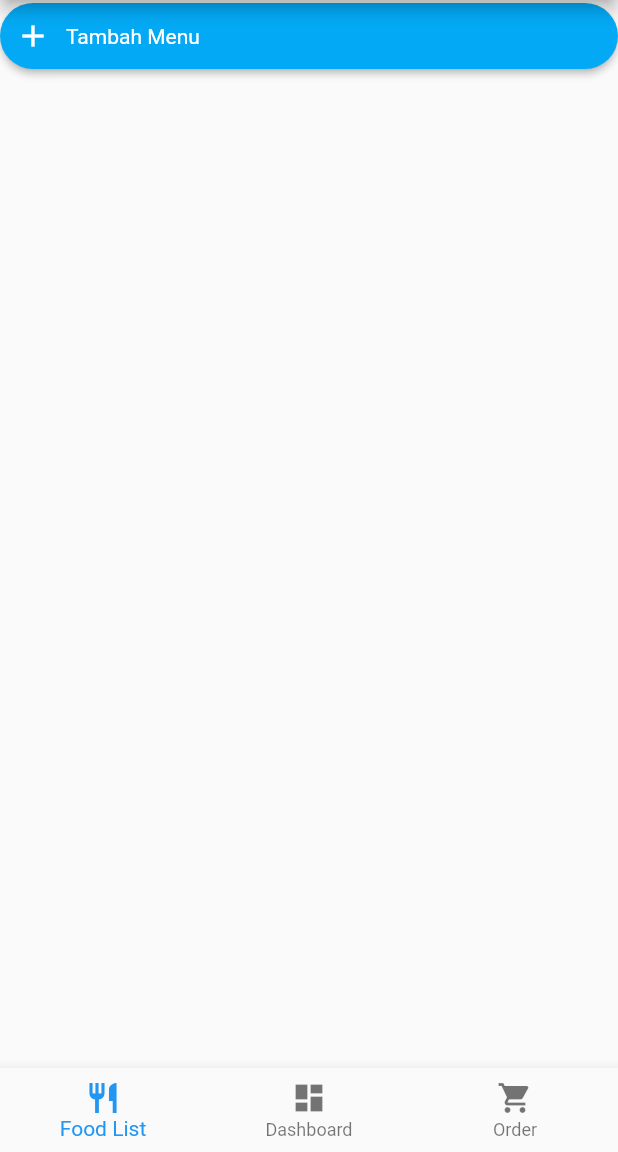
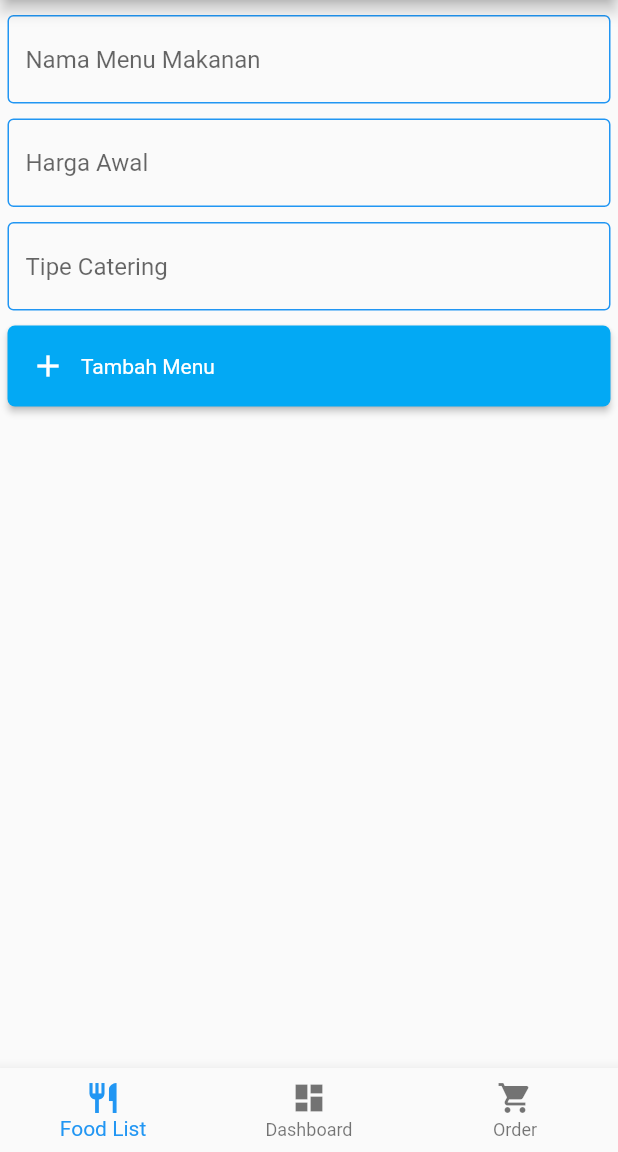
Before and after one commit to bintangursiboro/catering-admin, a Flutter app: the screen it shows after launch, swiped to page 2, on a phone screen of 412 x 824 dp, the part 84-1236 px from its top. Run offline on Flutter 3.47's test engine with Material 2 defaults, Android fonts, the phone set to English and light mode, and no system bars; our stand-ins replace bloc, cloud_firestore, equatable, firebase_messaging, flutter_bloc; accounts and stored records are empty.

Commit message:
Fix MenuMakanan parsing from firestore, Create error state in foodliststate, handle all view in foodlist from error, loading, and loaded

```diff
--- a/lib/page/add_food/add_food.dart
+++ b/lib/page/add_food/add_food.dart
@@ -1,3 +1,4 @@
+import 'package:catering_admin/page/add_food/add_food_view.dart';
 import 'package:flutter/material.dart';
 
 class AddFood extends StatelessWidget {
@@ -9,6 +10,7 @@ class AddFood extends StatelessWidget {
       appBar: AppBar(
         title: Text('Add Food'),
       ),
+      body: AddFoodView(),
     );
   }
 }
--- a/lib/page/admin_menu/dashboard/dashboard_view.dart
+++ b/lib/page/admin_menu/dashboard/dashboard_view.dart
@@ -1,20 +1,71 @@
+import 'package:catering_admin/page/add_food/add_food.dart';
 import 'package:catering_admin/widget/custom_widget.dart';
 import 'package:flutter/material.dart';
 
 class DashboardView extends StatelessWidget {
+  final VoidCallback onPressedTambahMenu;
+
+  DashboardView({
+    this.onPressedTambahMenu,
+  });
+
   @override
   Widget build(BuildContext context) {
     return Container(
+      margin: EdgeInsets.fromLTRB(5, 10, 5, 10),
       height: double.infinity,
       width: double.infinity,
       child: Column(
         children: <Widget>[
+          TextField(
+            decoration: InputDecoration(
+              hintText: 'Nama Menu Makanan',
+              alignLabelWithHint: true,
+              border: OutlineInputBorder(
+                borderSide: BorderSide(color: Colors.lightGreen),
+              ),
+              enabledBorder: OutlineInputBorder(
+                borderSide: BorderSide(color: Colors.blue),
+              ),
+            ),
+          ),
+          SizedBox(
+            height: 10,
+          ),
+          TextField(
+            decoration: InputDecoration(
+              hintText: 'Harga Awal',
+              alignLabelWithHint: true,
+              border: OutlineInputBorder(
+                borderSide: BorderSide(color: Colors.lightGreen),
+              ),
+              enabledBorder: OutlineInputBorder(
+                borderSide: BorderSide(color: Colors.blue),
+              ),
+            ),
+          ),
+          SizedBox(
+            height: 10,
+          ),
+          TextField(
+            decoration: InputDecoration(
+              hintText: 'Tipe Catering',
+              alignLabelWithHint: true,
+              border: OutlineInputBorder(
+                borderSide: BorderSide(color: Colors.lightGreen),
+              ),
+              enabledBorder: OutlineInputBorder(
+                borderSide: BorderSide(color: Colors.blue),
+              ),
+            ),
+          ),
+          SizedBox(
+            height: 10,
+          ),
           Center(
             child: CustomButton(
               buttonText: 'Tambah Menu',
-              onPressed: () {
-                _showBottomSheetAddMenu(context);
-              },
+              onPressed: () {},
             ),
           )
         ],
@@ -22,26 +73,26 @@ class DashboardView extends StatelessWidget {
     );
   }
 
-  void _showBottomSheetAddMenu(BuildContext context) {
-    showModalBottomSheet(
-        context: context,
-        builder: (BuildContext context) {
-          return Container(
-            child: Wrap(
-              children: <Widget>[
-                ListTile(
-                  leading: Icon(Icons.music_note),
-                  title: Text('Music'),
-                  onTap: () {},
-                ),
-                ListTile(
-                  leading: Icon(Icons.videocam),
-                  title: Text('Video'),
-                  onTap: () {},
-                ),
-              ],
-            ),
-          );
-        });
-  }
+  // void _showBottomSheetAddMenu(BuildContext context) {
+  //   showModalBottomSheet(
+  //       context: context,
+  //       builder: (BuildContext context) {
+  //         return Container(
+  //           child: Wrap(
+  //             children: <Widget>[
+  //               ListTile(
+  //                 leading: Icon(Icons.music_note),
+  //                 title: Text('Music'),
+  //                 onTap: () {},
+  //               ),
+  //               ListTile(
+  //                 leading: Icon(Icons.videocam),
+  //                 title: Text('Video'),
+  //                 onTap: () {},
+  //               ),
+  //             ],
+  //           ),
+  //         );
+  //       });
+  // }
 }
--- a/lib/page/admin_menu/food_list/bloc/food_list_bloc.dart
+++ b/lib/page/admin_menu/food_list/bloc/food_list_bloc.dart
@@ -16,7 +16,9 @@ class FoodListBloc extends Bloc<FoodListEvent, FoodListState> {
         yield await foodListService.getFoodList().then((model) {
           return FoodListLoaded(foodListData: model);
         });
-      } catch (e) {}
+      } catch (e) {
+        yield FoodListError();
+      }
     }
   }
 }
--- a/lib/page/admin_menu/food_list/bloc/food_list_state.dart
+++ b/lib/page/admin_menu/food_list/bloc/food_list_state.dart
@@ -13,3 +13,5 @@ class FoodListLoaded extends FoodListState {
 }
 
 class FoodListLoading extends FoodListState {}
+
+class FoodListError extends FoodListState {}
--- a/lib/page/admin_menu/food_list/data/food_list_data.dart
+++ b/lib/page/admin_menu/food_list/data/food_list_data.dart
@@ -5,12 +5,30 @@ class MenuMakanan {
   num id;
   String tipeCatering;
 
+  MenuMakanan({
+    this.namaMakanan,
+    this.fotoMakanan,
+    this.tipeCatering,
+    this.hargaAwal,
+    this.id,
+  });
+
   MenuMakanan.fromJson(Map<String, dynamic> json) {
-    if (json['foto_makanan'] != null) fotoMakanan = json['gambar'] ?? '';
-    if (json['harga_awal'] != null) hargaAwal = json['harga'] ?? 0;
-    if (json['nama_makanan'] != null) namaMakanan = json['nama'] ?? '';
+    if (json['foto_makanan'] != null) fotoMakanan = json['foto_makanan'] ?? '';
+    if (json['harga_awal'] != null) hargaAwal = json['harga_awal'] ?? 0;
+    if (json['nama_makanan'] != null) namaMakanan = json['nama_makanan'] ?? '';
     if (json['id'] != null) id = json['id'] ?? -1;
     if (json['tipe_catering'] != null)
       tipeCatering = json['tipe_catering'] ?? '';
   }
+
+  factory MenuMakanan.parseFromFirestore(Map<String, dynamic> document) {
+    return MenuMakanan(
+      namaMakanan: document['nama_makanan'] ?? '',
+      fotoMakanan: document['foto_makanan'] ?? '',
+      hargaAwal: document['harga_awal'] ?? 0,
+      id: document['id'] ?? -1,
+      tipeCatering: document['tipe_catering'] ?? '',
+    );
+  }
 }
--- a/lib/page/admin_menu/food_list/food_list.dart
+++ b/lib/page/admin_menu/food_list/food_list.dart
@@ -36,6 +36,8 @@ class _FoodListState extends State<FoodList> {
         builder: (BuildContext context, FoodListState state) {
           return FoodListView(
             foodList: (state is FoodListLoaded) ? state.foodListData : [],
+            isError: (state is FoodListError),
+            isLoading: (state is FoodListLoading),
           );
         },
       ),
```
Also changed, not shown: lib/page/add_food/add_food_view.dart (+47 -16 lines), lib/page/admin_menu/food_list/food_list_view.dart (+17 -8 lines), lib/widget/custom_widget.dart (+60 -2 lines).
